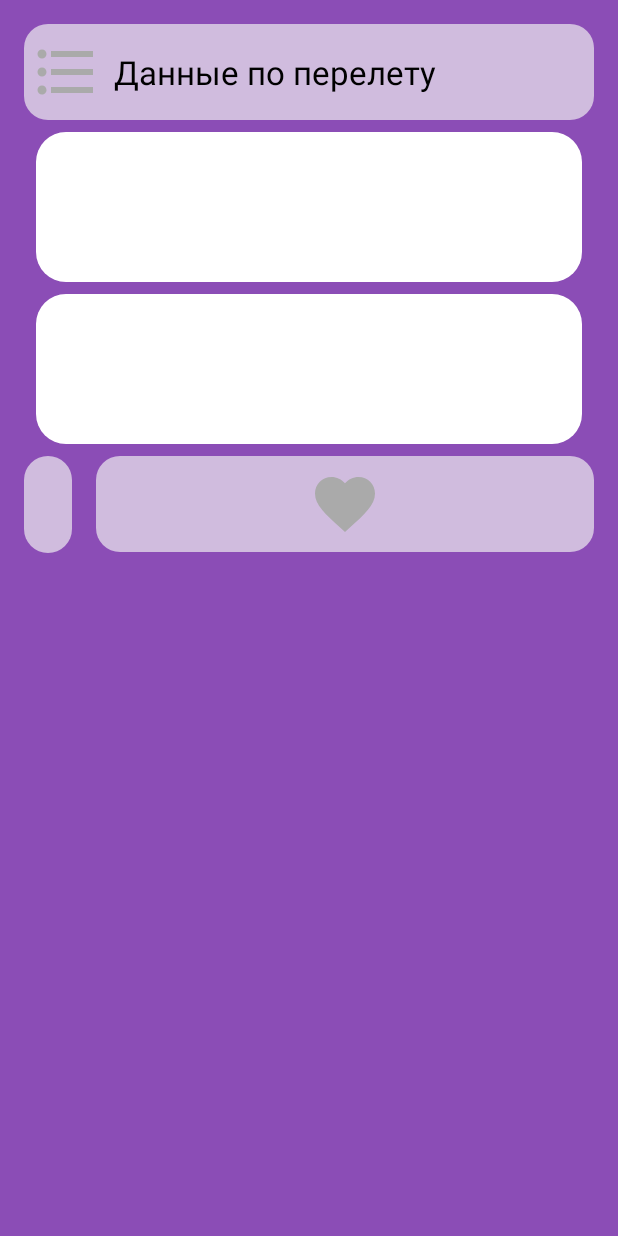
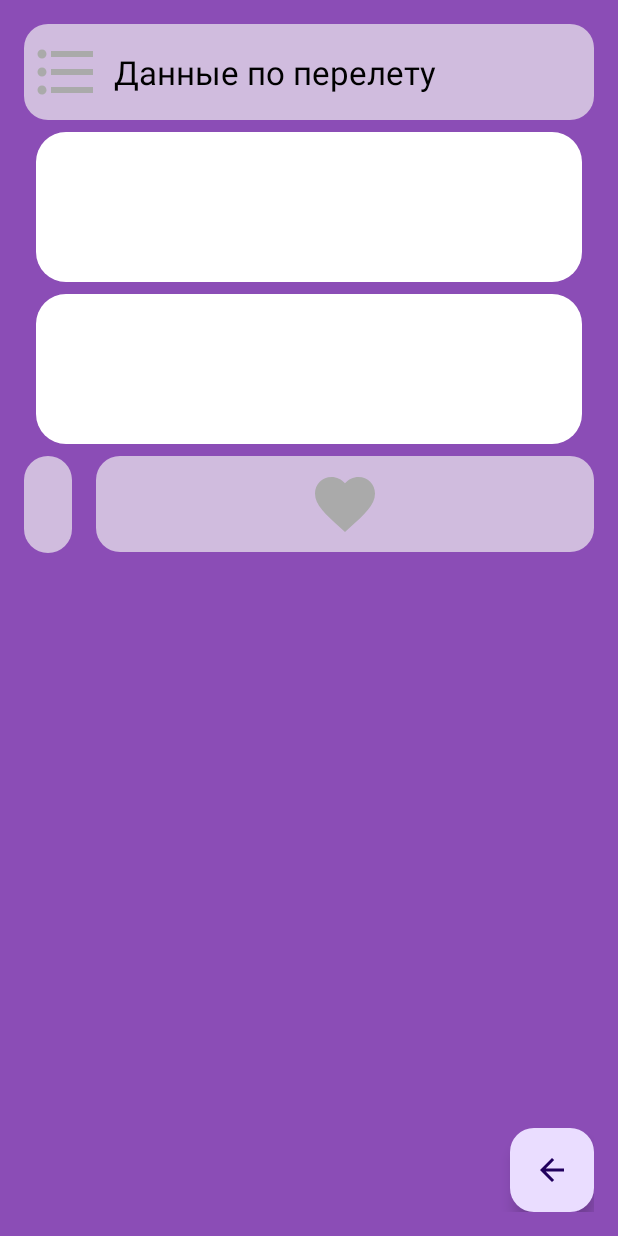
Before and after one commit to vOrzee/WildberriesTest, an Android app: the AirTravelDetails screen opened through its navigation route, on a phone screen of 412 x 824 dp. Run offline under Robolectric (Android 15) with nearby library versions, the phone set to English and light mode, and no system bars; network calls fail; 1 statement that could not run was skipped.

Commit message:
Small change UI

```diff
--- a/app/src/main/java/ru/vorzee/wildberriestest/ui/AirTravelDetails.kt
+++ b/app/src/main/java/ru/vorzee/wildberriestest/ui/AirTravelDetails.kt
@@ -4,9 +4,11 @@ import android.os.Bundle
 import android.view.LayoutInflater
 import android.view.View
 import android.view.ViewGroup
+import androidx.activity.OnBackPressedCallback
 import androidx.fragment.app.Fragment
 import androidx.fragment.app.activityViewModels
 import androidx.lifecycle.lifecycleScope
+import androidx.navigation.fragment.findNavController
 import kotlinx.coroutines.flow.collectLatest
 import ru.vorzee.wildberriestest.R
 import ru.vorzee.wildberriestest.databinding.AirTravelDetailsBinding
@@ -55,6 +57,17 @@ class AirTravelDetails : Fragment() {
                 }
             }
         }
+        binding.backOnList.setOnClickListener {
+            findNavController().navigate(R.id.action_airTravelDetails_to_listOfFlightsFragment)
+        }
+        requireActivity().onBackPressedDispatcher.addCallback(
+            viewLifecycleOwner,
+            object : OnBackPressedCallback(true) {
+                override fun handleOnBackPressed() {
+                    findNavController().navigate(R.id.action_airTravelDetails_to_listOfFlightsFragment)
+                }
+            }
+        )
         return binding.root
     }
 }
--- a/app/src/main/java/ru/vorzee/wildberriestest/ui/ListOfFlightsFragment.kt
+++ b/app/src/main/java/ru/vorzee/wildberriestest/ui/ListOfFlightsFragment.kt
@@ -42,19 +42,19 @@ class ListOfFlightsFragment : Fragment() {
                     is ListState.Loading -> {
                         binding.list.isVisible = false
                         binding.progressBar.isVisible = true
-                        binding.errorMessage.isVisible = false
+                        binding.errorGroup.isVisible = false
                     }
 
                     is ListState.Idle -> {
                         binding.list.isVisible = true
                         binding.progressBar.isVisible = false
-                        binding.errorMessage.isVisible = false
+                        binding.errorGroup.isVisible = false
                     }
 
                     is ListState.Error -> {
                         binding.list.isVisible = false
                         binding.progressBar.isVisible = false
-                        binding.errorMessage.isVisible = true
+                        binding.errorGroup.isVisible = true
                     }
                 }
             }
@@ -66,7 +66,11 @@ class ListOfFlightsFragment : Fragment() {
             }
         }
 
-
+        lifecycleScope.launchWhenCreated {
+            binding.reload.setOnClickListener {
+                viewModel.loadFlights()
+            }
+        }
 
         return binding.root
     }
--- a/app/src/main/java/ru/vorzee/wildberriestest/viewmodel/AirTravelViewModel.kt
+++ b/app/src/main/java/ru/vorzee/wildberriestest/viewmodel/AirTravelViewModel.kt
@@ -45,7 +45,7 @@ class AirTravelViewModel(application: Application) : AndroidViewModel(applicatio
             }
         }
 
-    private fun loadFlights() = viewModelScope.launch {
+    fun loadFlights() = viewModelScope.launch {
         try {
             _dataState = ListState.Loading
             repository.getAll()
--- /dev/null
+++ b/app/src/main/res/drawable/ic_arrow_back_40.xml
@@ -0,0 +1,5 @@
+<vector android:autoMirrored="true" android:height="40dp"
+    android:tint="#000000" android:viewportHeight="24"
+    android:viewportWidth="24" android:width="40dp" xmlns:android="http://schemas.android.com/apk/res/android">
+    <path android:fillColor="@android:color/white" android:pathData="M20,11H7.83l5.59,-5.59L12,4l-8,8 8,8 1.41,-1.41L7.83,13H20v-2z"/>
+</vector>
--- a/app/src/main/res/layout/air_travel_details.xml
+++ b/app/src/main/res/layout/air_travel_details.xml
@@ -120,5 +120,14 @@
         app:layout_constraintStart_toEndOf="@id/price_flight"
         app:layout_constraintTop_toBottomOf="@id/arrival_details" />
 
+    <com.google.android.material.floatingactionbutton.FloatingActionButton
+        android:layout_width="wrap_content"
+        android:layout_height="wrap_content"
+        android:src = "@drawable/ic_arrow_back_40"
+        android:id="@+id/back_on_list"
+        app:layout_constraintEnd_toEndOf="parent"
+        app:layout_constraintBottom_toBottomOf="parent"
+        android:contentDescription="@string/back_on_list" />
+
 
 </androidx.constraintlayout.widget.ConstraintLayout>
--- a/app/src/main/res/values/strings.xml
+++ b/app/src/main/res/values/strings.xml
@@ -14,4 +14,6 @@
     <string name="arrival_date">Thu, 18 Nov</string>
     <string name="arrival_airport">MOW - Moscow, Russia</string>
     <string name="departure_date">Mon, 15 Nov</string>
+    <string name="error_button_text">Попробовать снова</string>
+    <string name="back_on_list">К списку</string>
 </resources>
```
Also changed, not shown: app/src/main/res/layout/list_of_flights_fragment.xml (+21 -6 lines), app/src/main/res/navigation/nav_main.xml (+10 -2 lines).
